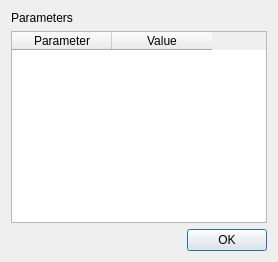
Above: data_load_ulog/ulog_params.ui from PlotJuggler/pj-official-plugins before the change. Below: the same form after it.
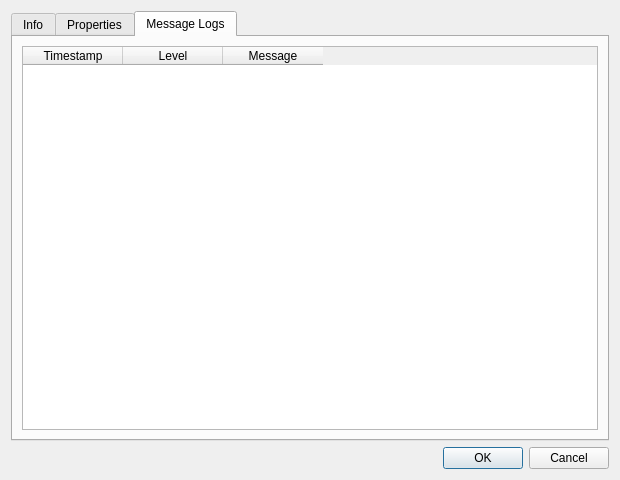
That is the form after the change. The open tabs and pages were chosen to show the change.

Commit message:
feat(ulog): expand ULog dialog to 3 tabs matching PlotJuggler
Replace the single-table parameters dialog with a 3-tab layout that
mirrors the PlotJuggler ULog dialog:
- Info: table of messageInfo() entries (sys_*, ver_*, ...)
- Properties: initial parameters table (columns renamed to
Property/Value)
  - Message Logs: log messages with Timestamp, Level, Message columns

What changed in the file:
```diff
--- a/data_load_ulog/ulog_params.ui
+++ b/data_load_ulog/ulog_params.ui
@@ -3,19 +3,51 @@
  <class>ULogParamsForm</class>
  <widget class="QWidget" name="ULogParamsForm">
   <property name="windowTitle">
-   <string>ULog Parameters</string>
+   <string>ULog File</string>
+  </property>
+  <property name="minimumSize">
+   <size>
+    <width>620</width>
+    <height>480</height>
+   </size>
   </property>
   <layout class="QVBoxLayout" name="verticalLayout">
    <item>
-    <widget class="QLabel" name="labelFile">
-     <property name="text">
-      <string>Parameters</string>
+    <widget class="QTabWidget" name="tabWidget">
+     <property name="currentIndex">
+      <number>0</number>
      </property>
-     <property name="wordWrap">
+     <widget class="QWidget" name="tabInfo">
+      <attribute name="title">
+       <string>Info</string>
+      </attribute>
+      <layout class="QVBoxLayout" name="verticalLayoutInfo">
+       <item>
+        <widget class="QTableWidget" name="tableInfo">
+         <property name="editTriggers">
+          <set>QAbstractItemView::NoEditTriggers</set>
+         </property>
+         <property name="selectionBehavior">
+          <enum>QAbstractItemView::SelectRows</enum>
+         </property>
+         <property name="sortingEnabled">
       <bool>true</bool>
      </property>
-    </widget>
-   </item>
+         <column>
+          <property name="text"><string>Property</string></property>
+         </column>
+         <column>
+          <property name="text"><string>Value</string></property>
+         </column>
+        </widget>
+       </item>
+      </layout>
+     </widget>
+     <widget class="QWidget" name="tabParameters">
+      <attribute name="title">
+       <string>Properties</string>
+      </attribute>
+      <layout class="QVBoxLayout" name="verticalLayoutParams">
    <item>
     <widget class="QTableWidget" name="tableParams">
      <property name="editTriggers">
@@ -28,17 +60,50 @@
       <bool>true</bool>
      </property>
      <column>
-      <property name="text"><string>Parameter</string></property>
+          <property name="text"><string>Property</string></property>
      </column>
      <column>
       <property name="text"><string>Value</string></property>
      </column>
+        </widget>
+       </item>
+      </layout>
+     </widget>
+     <widget class="QWidget" name="tabMessageLogs">
+      <attribute name="title">
+       <string>Message Logs</string>
+      </attribute>
+      <layout class="QVBoxLayout" name="verticalLayoutLogs">
+       <item>
+        <widget class="QTableWidget" name="tableMessageLogs">
+         <property name="editTriggers">
+          <set>QAbstractItemView::NoEditTriggers</set>
+         </property>
+         <property name="selectionBehavior">
+          <enum>QAbstractItemView::SelectRows</enum>
+         </property>
+         <property name="sortingEnabled">
+          <bool>true</bool>
+         </property>
+         <column>
+          <property name="text"><string>Timestamp</string></property>
+         </column>
+         <column>
+          <property name="text"><string>Level</string></property>
+         </column>
+         <column>
+          <property name="text"><string>Message</string></property>
+         </column>
+        </widget>
+       </item>
+      </layout>
+     </widget>
     </widget>
    </item>
    <item>
     <widget class="QDialogButtonBox" name="buttonBox">
      <property name="standardButtons">
-      <set>QDialogButtonBox::Ok</set>
+      <set>QDialogButtonBox::Ok|QDialogButtonBox::Cancel</set>
      </property>
     </widget>
    </item>
```
Lines whose indentation alone changed are shown as unchanged. The commit also changes 1 other file.
